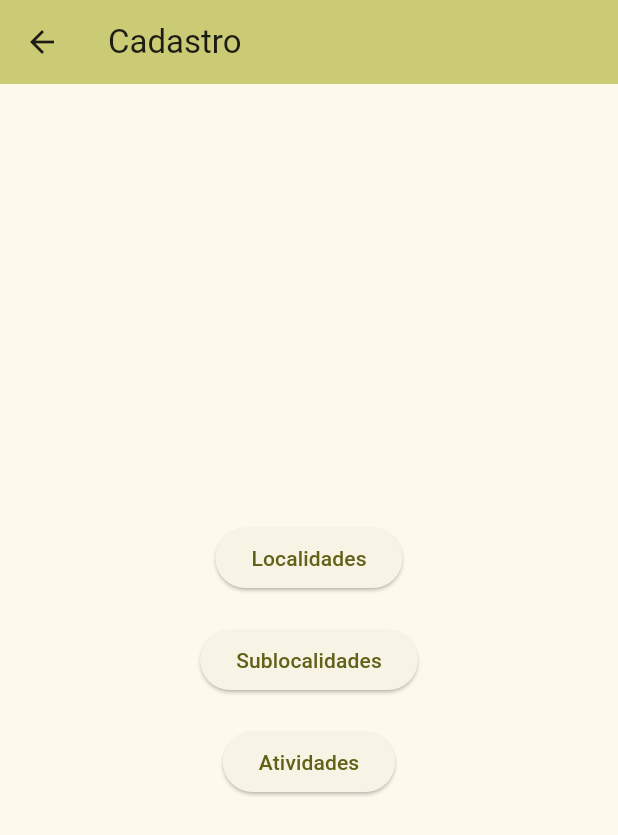
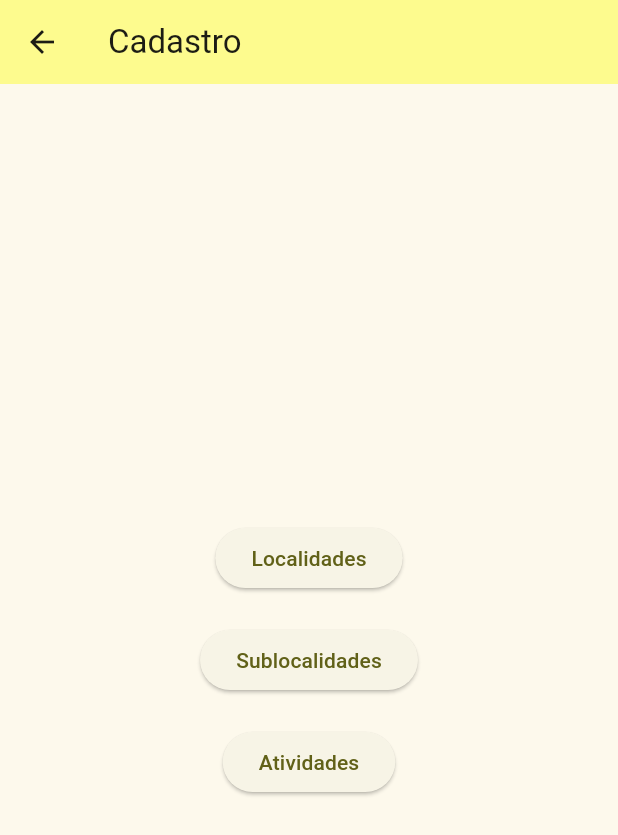
Before and after one commit to MatheusOliveiraT/FlutterFeira, a Flutter app: the screen it shows after launch, after a tap on "Cadastros", on a phone screen of 412 x 824 dp. Shown: the top 835 px of the screen. Run offline on Flutter 3.47's test engine with Material 3 defaults, Android fonts, the phone set to English and light mode, and no system bars.

Commit message:
General fixes

```diff
--- a/feirasystem/lib/atividade/atividadeWidget.dart
+++ b/feirasystem/lib/atividade/atividadeWidget.dart
@@ -29,7 +29,6 @@ class _AtividadesState extends State<Atividades> {
     return Scaffold(
       resizeToAvoidBottomInset: true,
       appBar: AppBar(
-        backgroundColor: Theme.of(context).colorScheme.inversePrimary,
         title: const Text('Atividades'),
       ),
       body: SingleChildScrollView(
--- a/feirasystem/lib/homepage/homePageWidget.dart
+++ b/feirasystem/lib/homepage/homePageWidget.dart
@@ -15,13 +15,12 @@
   Widget build(BuildContext context) {
     return Scaffold(
       appBar: AppBar(
-        backgroundColor: Theme.of(context).colorScheme.inversePrimary,
         title: Text(widget.title),
       ),
       body: Center(
         child: ElevatedButton(
           onPressed: () {
-            Navigator.pushNamed(context, '/cadastro');
+            Navigator.pushNamed(context, 'cadastro');
           },
           child: const Text('Cadastros'),
         ),
--- a/feirasystem/lib/localidade/localidadeWidget.dart
+++ b/feirasystem/lib/localidade/localidadeWidget.dart
@@ -20,7 +20,6 @@ class _LocalidadesState extends State<Localidades> {
   Widget build(BuildContext context) {
     return Scaffold(
       appBar: AppBar(
-        backgroundColor: Theme.of(context).colorScheme.inversePrimary,
         title: const Text('Localidades'),
       ),
       body: Padding(
--- a/feirasystem/lib/main.dart
+++ b/feirasystem/lib/main.dart
@@ -6,27 +6,29 @@ import 'package:feirasystem/homepage/homePageWidget.dart';
 import 'package:flutter/material.dart';
 
 void main() {
-  runApp(const MyApp());
+  runApp(const ExpoUT());
 }
 
-class MyApp extends StatelessWidget {
-  const MyApp({super.key});
+class ExpoUT extends StatelessWidget {
+  const ExpoUT({super.key});
   @override
   Widget build(BuildContext context) {
     return MaterialApp(
       title: 'Feira de Profissões',
       theme: ThemeData(
         colorScheme: ColorScheme.fromSeed(
-            seedColor: const Color.fromARGB(255, 255, 255, 1)),
+            seedColor: const Color.fromARGB(255, 255, 255, 0)),
         useMaterial3: true,
+        appBarTheme: const AppBarTheme(
+            backgroundColor: Color.fromARGB(255, 253, 251, 142)),
       ),
-      initialRoute: '/',
+      initialRoute: '',
       routes: {
-        '/': (context) => const HomePage(title: 'Feira de Profissões'),
-        '/cadastro': (context) => const Cadastro(),
-        '/cadastro/localidade': (context) => const Localidades(),
-        '/cadastro/sublocalidade': (context) => const Sublocalidades(),
-        '/cadastro/atividade': (context) => const Atividades(),
+        '': (context) => const HomePage(title: 'Feira de Profissões'),
+        'cadastro': (context) => const Cadastro(),
+        'cadastro/localidade': (context) => const Localidades(),
+        'cadastro/sublocalidade': (context) => const Sublocalidades(),
+        'cadastro/atividade': (context) => const Atividades(),
       },
     );
   }
--- a/feirasystem/lib/sublocalidade/sublocalidadeWidget.dart
+++ b/feirasystem/lib/sublocalidade/sublocalidadeWidget.dart
@@ -19,7 +19,6 @@ class _SublocalidadesState extends State<Sublocalidades> {
   Widget build(BuildContext context) {
     return Scaffold(
       appBar: AppBar(
-        backgroundColor: Theme.of(context).colorScheme.inversePrimary,
         title: const Text('Sublocalidades'),
       ),
       body: Padding(
```
Also changed, not shown: feirasystem/lib/cadastro/cadastroWidget.dart (+3 -4 lines), 1 other file.
